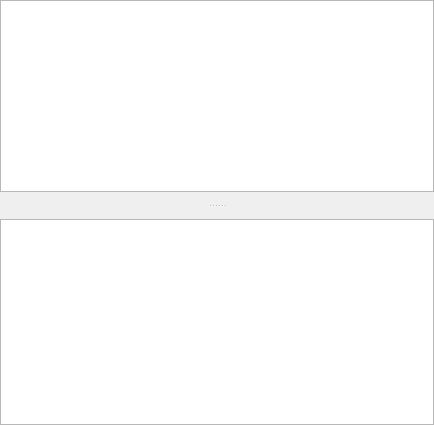
Before: the Qt Designer form qrenderdoc/Windows/APIInspector.ui in baldurk/renderdoc, drawn with Qt 5.
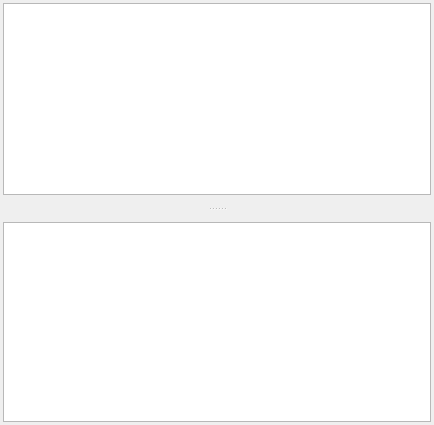
After: the same form once the commit is applied. Custom widgets are drawn as their Qt base class.

Patch:
```diff
--- a/qrenderdoc/Windows/APIInspector.ui
+++ b/qrenderdoc/Windows/APIInspector.ui
@@ -18,16 +18,16 @@
     <number>0</number>
    </property>
    <property name="leftMargin">
-    <number>0</number>
+    <number>3</number>
    </property>
    <property name="topMargin">
-    <number>0</number>
+    <number>3</number>
    </property>
    <property name="rightMargin">
-    <number>0</number>
+    <number>3</number>
    </property>
    <property name="bottomMargin">
-    <number>0</number>
+    <number>3</number>
    </property>
    <item>
     <widget class="RDSplitter" name="splitter">
```
